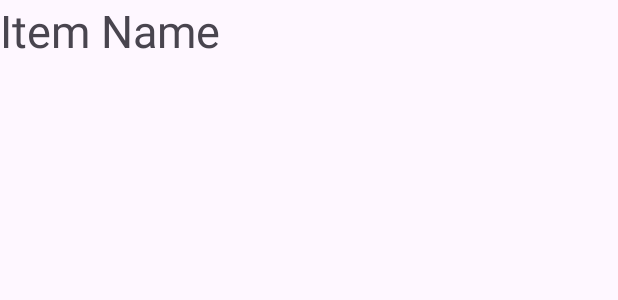
After one commit to zapfeeno/Icebox, an Android app: the layout item_layout.xml on its own in the app's theme, with its tools: preview values and no code run, on a phone screen of 412 x 824 dp. The commit adds this screen. Shown: the top 300 px of the screen. Run offline under Robolectric (Android 15) with nearby library versions, the phone set to English and light mode, and no system bars.

Commit message:
added color adapter

```diff
--- /dev/null
+++ b/app/src/main/res/layout/item_layout.xml
@@ -0,0 +1,15 @@
+<?xml version="1.0" encoding="utf-8"?>
+<LinearLayout xmlns:android="http://schemas.android.com/apk/res/android"
+    android:layout_width="match_parent"
+    android:layout_height="wrap_content"
+    android:orientation="vertical">
+
+    <TextView
+        android:id="@+id/itemNameText"
+        android:layout_width="match_parent"
+        android:layout_height="wrap_content"
+        android:text="Item Name"
+        android:textSize="30dp" />
+
+
+</LinearLayout>
```
Also changed, not shown: app/src/main/java/com/cs407/icebox/ColorAdaptor.java (added, +58 -0 lines), app/src/main/java/com/cs407/icebox/MainActivity.java (+22 -2 lines).
